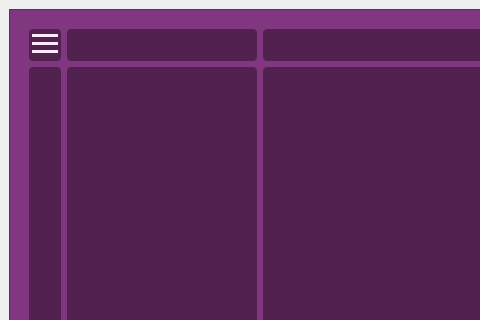
The window that Code/UIs/Mainapp.ui (BlackFire26299/journalAssignmentIT) describes before a commit, drawn with Qt 5; both pictures show x 0 to 480 and y 0 to 320 of the 1039 by 740 pixel window.
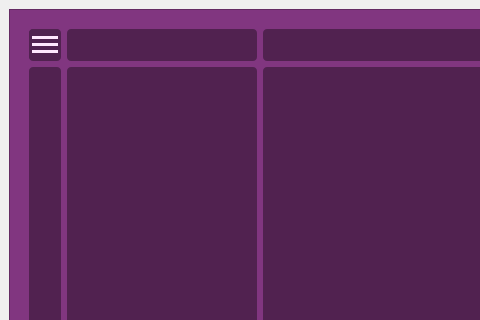
The same window after the commit.

What changed in the file:
```diff
--- a/Code/UIs/Mainapp.ui
+++ b/Code/UIs/Mainapp.ui
@@ -96,6 +96,9 @@
              <property name="leftMargin">
               <number>3</number>
              </property>
+             <property name="topMargin">
+              <number>3</number>
+             </property>
              <item>
               <widget class="Line" name="line_3">
                <property name="minimumSize">
```
